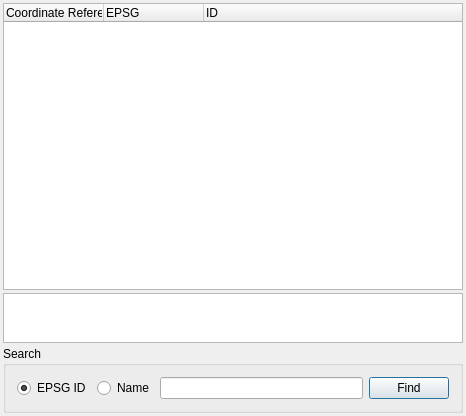
Before: the Qt Designer form qgis/src/ui/qgsprojectionselectorbase.ui in sourcepole/qgis, drawn with Qt 5.
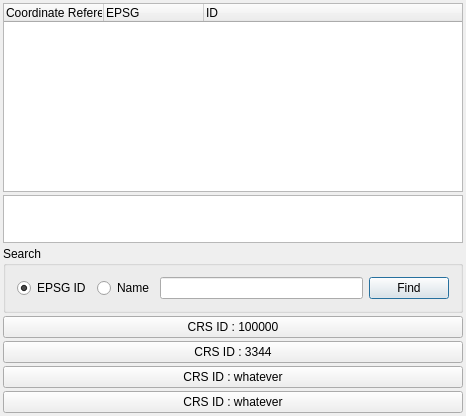
After: the same form once the commit is applied. Icons and pictures are not drawn.

Commit message: Very CRUDE list of most recently used projections. I love the functionality, the UI could be nicer. Please do not remove, but instead improve!

Diff of the .ui file:
```diff
--- a/qgis/src/ui/qgsprojectionselectorbase.ui
+++ b/qgis/src/ui/qgsprojectionselectorbase.ui
@@ -162,6 +162,34 @@
      </layout>
     </widget>
    </item>
+   <item row="3" column="0" >
+    <widget class="QPushButton" name="pbnPopular1">
+     <property name="text" >
+      <string>CRS ID : 100000</string>
+     </property>
+    </widget>
+   </item>     
+   <item row="4" column="0" >
+    <widget class="QPushButton" name="pbnPopular2">
+     <property name="text" >
+      <string>CRS ID : 3344</string>
+     </property>
+    </widget>
+   </item>     
+   <item row="5" column="0" >
+    <widget class="QPushButton" name="pbnPopular3">
+     <property name="text" >
+      <string>CRS ID : whatever</string>
+     </property>
+    </widget>
+   </item>     
+   <item row="6" column="0" >
+    <widget class="QPushButton" name="pbnPopular4">
+     <property name="text" >
+      <string>CRS ID : whatever</string>
+     </property>
+    </widget>
+   </item>     
   </layout>
  </widget>
  <layoutdefault spacing="6" margin="11" />
```
The commit also changes 4 other files.
